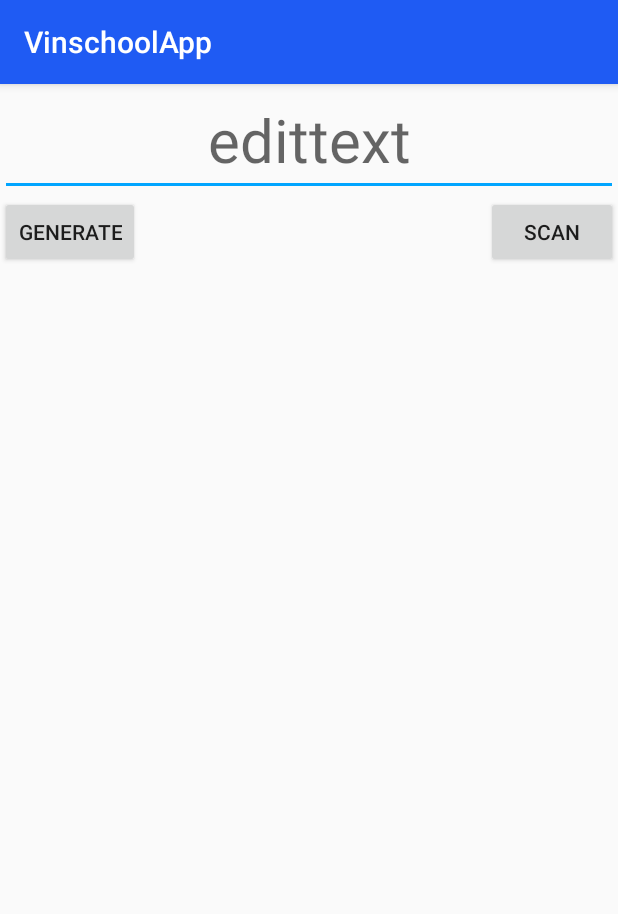
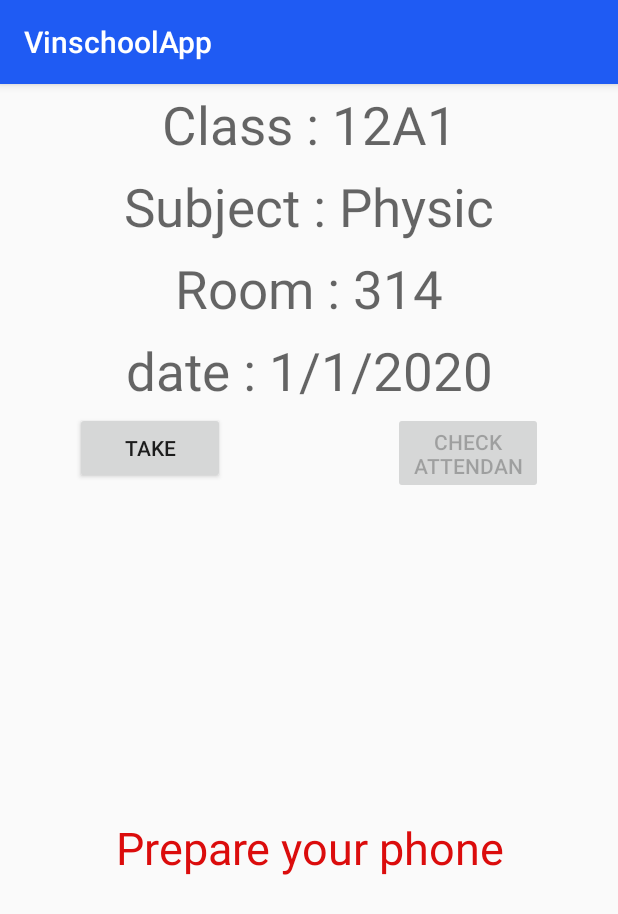
Before and after one commit to vyphanduy1234/vinschool, an Android app: the TeacherTakeAttendanceActivity screen opened directly, with no data from a screen before it, on a phone screen of 412 x 824 dp. Shown: the top 914 px of the screen. Run offline under Robolectric (Android 15) with nearby library versions, the phone set to English and light mode, and no system bars; libraries missing offline, so code that uses them is left out: com.journeyapps.barcodescanner.

```diff
--- a/app/src/main/AndroidManifest.xml
+++ b/app/src/main/AndroidManifest.xml
@@ -12,6 +12,7 @@
         android:allowBackup="true"
         android:icon="@mipmap/ic_launcher"
         android:label="@string/app_name"
+        android:networkSecurityConfig="@xml/network_security_config"
         android:roundIcon="@mipmap/ic_launcher_round"
         android:supportsRtl="true"
         android:theme="@style/AppTheme">
--- a/app/src/main/java/com/example/vinschoolattendance/adapters/StudentScheduleAdapter.kt
+++ b/app/src/main/java/com/example/vinschoolattendance/adapters/StudentScheduleAdapter.kt
@@ -11,6 +11,7 @@ import android.widget.TextView
 import androidx.recyclerview.widget.RecyclerView
 import com.appsnipp.creativelogindesigns.model.StudentSchedule
 import com.example.vinschoolattendance.R
+import com.example.vinschoolattendance.views.StudentTakeAttendanceActivity
 import com.example.vinschoolattendance.views.TeacherTakeAttendanceActivity
 
 class StudentScheduleAdapter(var listSchedule: MutableList<StudentSchedule>,var context: Context)
@@ -46,7 +47,7 @@ class StudentScheduleAdapter(var listSchedule: MutableList<StudentSchedule>,var
         holder.textTimeAT.text = studentSchedule.timeAT
         holder.textSubject.text = studentSchedule.subject
         holder.btnTake.setOnClickListener {
-            val intent: Intent = Intent(context,TeacherTakeAttendanceActivity::class.java)
+            val intent: Intent = Intent(context,StudentTakeAttendanceActivity::class.java)
             context.startActivity(intent)
         }
 
--- a/app/src/main/java/com/example/vinschoolattendance/adapters/TeacherScheduleAdapter.kt
+++ b/app/src/main/java/com/example/vinschoolattendance/adapters/TeacherScheduleAdapter.kt
@@ -39,10 +39,12 @@ class TeacherScheduleAdapter(var listSchedule: MutableList<TeacherSchedule>,var
         holder.textTimeMinute.text = teacherSchedule.timeMinute
         holder.textTimeAT.text = teacherSchedule.timeAT
         holder.textClass.text = teacherSchedule.cclass
+        // teacher take attendance
         holder.btnTake.setOnClickListener {
             val intent = Intent(context,TeacherTakeAttendanceActivity::class.java)
             context.startActivity(intent)
         }
+        // teacher edit attendance
         holder.btnEdit.setOnClickListener {
             val intent = Intent(context,TeacherEditStudentAttendance::class.java)
             context.startActivity(intent)
--- a/app/src/main/java/com/example/vinschoolattendance/api/ApiUtils.kt
+++ b/app/src/main/java/com/example/vinschoolattendance/api/ApiUtils.kt
@@ -1,10 +1,13 @@
 package com.appsnipp.creativelogindesigns.api
 
+import com.appsnipp.creativelogindesigns.model.StudentSchedule
+
 object ApiUtils {
-    private val STAGE = ""
+    private val STAGE = "https://attendancecapstone.herokuapp.com/"
 
     @JvmStatic
     fun getApiService(): ApiServices{
         return RetrofitClient.getClient(STAGE)!!.create(ApiServices::class.java)
+
     }
 }
--- a/app/src/main/java/com/example/vinschoolattendance/models/FriendAttend.kt
+++ b/app/src/main/java/com/example/vinschoolattendance/models/FriendAttend.kt
@@ -1,4 +1,3 @@
 package com.example.vinschoolattendance.models
-
 class FriendAttend(var avartarLink: String = "") {
 }
--- a/app/src/main/java/com/example/vinschoolattendance/models/StudentSchedule.kt
+++ b/app/src/main/java/com/example/vinschoolattendance/models/StudentSchedule.kt
@@ -1,12 +1,15 @@
 package com.appsnipp.creativelogindesigns.model
 
 import com.example.vinschoolattendance.models.FriendAttend
+import com.google.gson.annotations.SerializedName
 
 class StudentSchedule {
+    @SerializedName("")
     var timeHour: String
     var timeMinute: String
     var timeAT: String
     var isAttend: Boolean
+    @SerializedName("subject")
     var subject: String
     var subjectTime: String
     var friendAttends: List<FriendAttend>
--- a/app/src/main/java/com/example/vinschoolattendance/views/LoginActivity.kt
+++ b/app/src/main/java/com/example/vinschoolattendance/views/LoginActivity.kt
@@ -8,6 +8,7 @@ import android.widget.Toast
 import androidx.appcompat.app.AppCompatActivity
 import androidx.lifecycle.ViewModelProvider
 import com.example.vinschoolattendance.R
+import com.example.vinschoolattendance.repositories.StudentScheduleRepo
 import com.example.vinschoolattendance.viewmodels.LoginViewModel
 import kotlinx.android.synthetic.main.activity_login.*
 import kotlinx.android.synthetic.main.layout_login.*
@@ -49,5 +50,8 @@ class LoginActivity : AppCompatActivity() {
 
         }
 
+        val studentScheduleRepo = StudentScheduleRepo()
+        studentScheduleRepo.getStudentSchedule()
+
     }
 }
--- a/app/src/main/res/layout/activity_teacher_take_attendace.xml
+++ b/app/src/main/res/layout/activity_teacher_take_attendace.xml
@@ -6,37 +6,101 @@
     android:layout_height="match_parent"
     tools:context=".views.TeacherTakeAttendanceActivity">
 
-    <EditText
-        android:id="@+id/edt_text"
+    <LinearLayout
+        android:layout_width="match_parent"
+        android:layout_height="match_parent"
+        android:layout_above="@+id/img_qr"
+        android:orientation="vertical"
+        android:weightSum="5">
+
+        <TextView
+            android:id="@+id/tv_class"
+            android:layout_width="match_parent"
+            android:layout_height="0dp"
+            android:layout_weight="1"
+            android:gravity="center"
+            android:hint="Class : 12A1"
+            android:textSize="35sp"></TextView>
+
+        <TextView
+            android:id="@+id/tv_subject"
+            android:layout_width="match_parent"
+            android:layout_height="0dp"
+            android:layout_weight="1"
+            android:gravity="center"
+            android:hint="Subject : Physic"
+            android:textSize="35sp"></TextView>
+
+        <TextView
+            android:id="@+id/tv_room"
+            android:layout_width="match_parent"
+            android:layout_height="0dp"
+            android:layout_weight="1"
+            android:gravity="center"
+            android:hint="Room : 314"
+            android:textSize="35sp"></TextView>
+
+        <TextView
+            android:id="@+id/tv_date"
+            android:layout_width="match_parent"
+            android:layout_height="0dp"
+            android:layout_weight="1"
+            android:gravity="center"
+            android:hint="date : 1/1/2020"
+            android:textSize="35sp"></TextView>
+<RelativeLayout
+    android:layout_width="match_parent"
+    android:layout_height="0dp"
+    android:layout_weight="1">
+    <Button
+        android:id="@+id/btn_take"
+        android:layout_width="100dp"
+        android:layout_height="wrap_content"
+        android:gravity="center"
+        android:layout_gravity="center_horizontal"
+        android:text="Take"
+        android:layout_marginLeft="50dp"></Button>
+    <Button
+        android:id="@+id/btn_check_attend"
+        android:layout_width="100dp"
+        android:layout_height="wrap_content"
+        android:gravity="center"
+        android:layout_gravity="center_horizontal"
+        android:text="check attendance"
+        android:layout_alignParentRight="true"
+        android:layout_marginRight="50dp"
+        android:enabled="false"></Button>
+</RelativeLayout>
+
+    </LinearLayout>
+
+
+    <ImageView
+        android:id="@+id/img_qr"
+        android:layout_width="170dp"
+        android:layout_height="170dp"
+        android:layout_marginTop="25dp"
+        android:layout_centerInParent="true"></ImageView>
+    <TextView
+        android:id="@+id/tv_time_notify"
         android:layout_width="match_parent"
         android:layout_height="wrap_content"
-        android:hint="edittext"
-        android:textSize="40sp"
-        android:gravity="center"></EditText>
-    <Button
-        android:id="@+id/btn_generate"
-        android:layout_width="wrap_content"
+        android:gravity="center"
+        android:text="Prepare your phone"
+        android:textSize="30sp"
+        android:layout_marginTop="20dp"
+        android:textColor="#DB0C0C"
+        android:layout_below="@id/img_qr"></TextView>
+    <TextView
+        android:id="@+id/tv_timer"
+        android:layout_width="match_parent"
         android:layout_height="wrap_content"
-        android:text="generate"
-        android:layout_below="@+id/edt_text"
-        android:layout_alignParentLeft="true"></Button>
-    <Button
-        android:id="@+id/btn_scan"
-        android:layout_width="wrap_content"
-        android:layout_height="wrap_content"
-        android:text="scan"
-        android:layout_below="@+id/edt_text"
-        android:layout_alignParentRight="true">
-
-    </Button>
-    <ImageView
-        android:layout_width="170dp"
-        android:layout_height="170dp"
-        android:id="@+id/img_qr"
-        android:layout_below="@id/btn_generate"
-        android:layout_centerHorizontal="true"
-        android:layout_marginTop="50dp"
-        ></ImageView>
-
+        android:gravity="center"
+        android:text="00"
+        android:textSize="30sp"
+        android:layout_marginTop="20dp"
+        android:textColor="#DB0C0C"
+        android:layout_below="@id/tv_time_notify"
+        android:visibility="gone"></TextView>
 
 </RelativeLayout>
--- a/app/src/main/res/layout/fragment_student_profile.xml
+++ b/app/src/main/res/layout/fragment_student_profile.xml
@@ -117,7 +117,9 @@
 
         </androidx.cardview.widget.CardView>
     </RelativeLayout>
-
+<ScrollView
+    android:layout_width="match_parent"
+    android:layout_height="wrap_content">
     <LinearLayout
         android:layout_width="360dp"
         android:layout_height="wrap_content"
@@ -201,4 +203,6 @@
         </LinearLayout>
     </LinearLayout>
 
+</ScrollView>
+
 </LinearLayout>
--- a/app/src/main/res/layout/fragment_teacher_profile.xml
+++ b/app/src/main/res/layout/fragment_teacher_profile.xml
@@ -117,7 +117,9 @@
 
         </androidx.cardview.widget.CardView>
     </RelativeLayout>
-
+<ScrollView
+    android:layout_width="match_parent"
+    android:layout_height="wrap_content">
     <LinearLayout
         android:layout_width="360dp"
         android:layout_height="wrap_content"
@@ -200,5 +202,7 @@
                 android:text="Show all comments"/>
         </LinearLayout>
     </LinearLayout>
+</ScrollView>
+
 
 </LinearLayout>
--- a/app/src/main/res/menu/teacher_bottom_menu.xml
+++ b/app/src/main/res/menu/teacher_bottom_menu.xml
@@ -11,4 +11,9 @@
         android:icon="@drawable/right_tick"
         android:title="Profile"
         app:cnb_iconColor="@color/colorPrimaryDark" />
+    <item
+        android:id="@+id/yt_add_schedule"
+        android:icon="@drawable/right_tick"
+        android:title="Profile"
+        app:cnb_iconColor="@color/colorPrimaryDark" />
 </menu>
--- /dev/null
+++ b/app/src/main/res/xml/network_security_config.xml
@@ -0,0 +1,6 @@
+<?xml version="1.0" encoding="utf-8"?>
+<network-security-config>
+    <domain-config cleartextTrafficPermitted="true">
+        <domain includeSubdomains="true">192.168.112.100</domain>
+    </domain-config>
+</network-security-config>
```
Also changed, not shown: app/build.gradle (+9 -1 lines), app/src/main/java/com/example/vinschoolattendance/api/ApiServices.kt (+6 -3 lines), app/src/main/java/com/example/vinschoolattendance/repositories/StudentScheduleRepo.kt (added, +30 -0 lines), app/src/main/java/com/example/vinschoolattendance/views/TeacherActivity.kt (+12 -0 lines), app/src/main/java/com/example/vinschoolattendance/views/TeacherAddSchedule.kt (added, +26 -0 lines), app/src/main/java/com/example/vinschoolattendance/views/TeacherTakeAttendanceActivity.kt (+44 -12 lines), app/src/main/res/layout/fragment_teacher_add_schedule.xml (added, +14 -0 lines).
